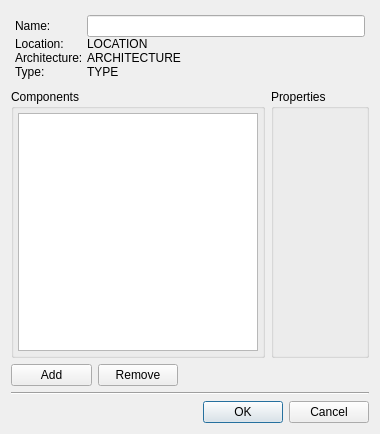
First picture: the form in Src.QT/emuone/ConfigureVirtualMachineDialog.ui, repository akapustiatyahoocouk/EmuOne, before the edit.
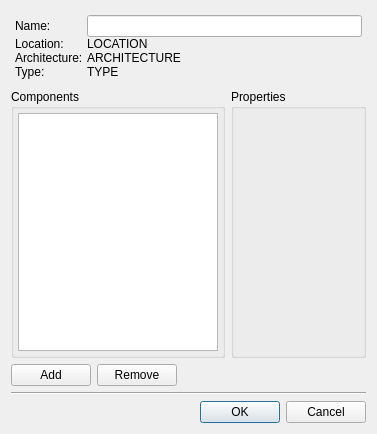
Second picture: the form after the edit. Icons and pictures are not drawn.

Patch:
```diff
--- a/Src.QT/emuone/ConfigureVirtualMachineDialog.ui
+++ b/Src.QT/emuone/ConfigureVirtualMachineDialog.ui
@@ -6,7 +6,7 @@
    <rect>
     <x>0</x>
     <y>0</y>
-    <width>380</width>
+    <width>377</width>
     <height>434</height>
    </rect>
   </property>
@@ -20,6 +20,12 @@
   <layout class="QGridLayout" name="gridLayout_2">
    <item row="1" column="0" colspan="3">
     <widget class="QGroupBox" name="componentsGroupBox">
+     <property name="sizePolicy">
+      <sizepolicy hsizetype="Fixed" vsizetype="Expanding">
+       <horstretch>0</horstretch>
+       <verstretch>0</verstretch>
+      </sizepolicy>
+     </property>
      <property name="title">
       <string>Components</string>
      </property>
@@ -49,19 +55,22 @@
         </property>
         <property name="minimumSize">
          <size>
-          <width>240</width>
+          <width>200</width>
           <height>0</height>
          </size>
         </property>
         <property name="maximumSize">
          <size>
-          <width>240</width>
+          <width>200</width>
           <height>16777215</height>
          </size>
         </property>
         <attribute name="headerVisible">
          <bool>false</bool>
         </attribute>
+        <attribute name="headerStretchLastSection">
+         <bool>true</bool>
+        </attribute>
         <column>
          <property name="text">
           <string notr="true">1</string>
@@ -75,7 +84,7 @@
    <item row="1" column="3">
     <widget class="QGroupBox" name="propertiesGroupBox">
      <property name="sizePolicy">
-      <sizepolicy hsizetype="Expanding" vsizetype="Preferred">
+      <sizepolicy hsizetype="Expanding" vsizetype="Expanding">
        <horstretch>0</horstretch>
        <verstretch>0</verstretch>
       </sizepolicy>
```
